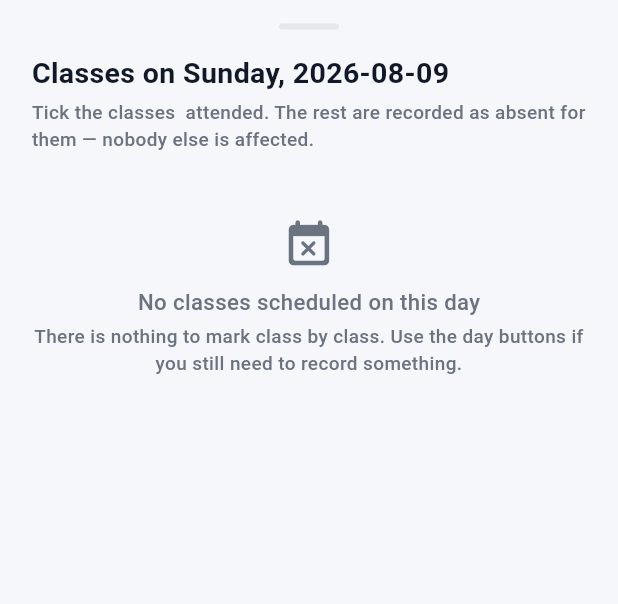
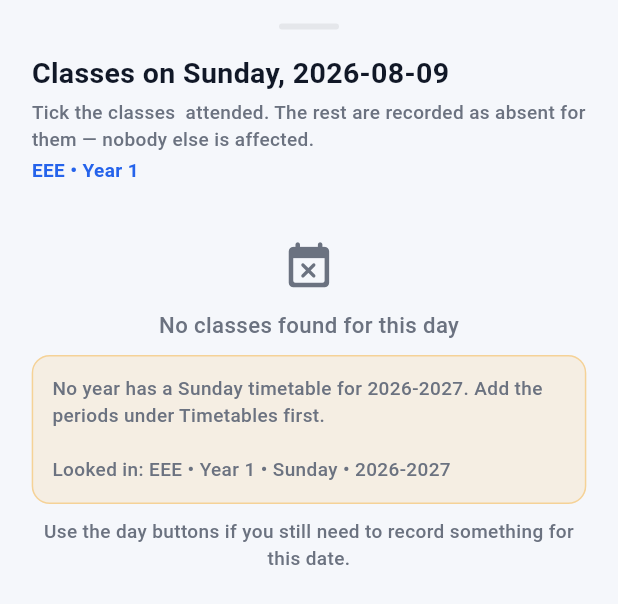
Before and after one commit to attendx-eee/attendx, a Flutter app: the DayClassMarkSheet widget shown alone on an empty page, opened directly with empty values, on a phone screen of 412 x 824 dp. Shown: the top 604 px of the screen. Run offline on Flutter 3.47's test engine with Material 3 defaults, Android fonts, the phone set to English and light mode, and no system bars; our stand-ins replace camera, cloud_firestore, custom_refresh_indicator, device_info_plus, firebase_auth, firebase_core and 8 more; missing offline and left inert: flutter_litert, google_mlkit_face_detection, google_mlkit_text_recognition, tflite_flutter; accounts and stored records are empty; network calls fail.

Commit message:
Say why a day has no classes instead of showing a dead end
The class sheet reported "No classes scheduled on this day" for three
completely different causes and gave the admin no way to tell them
apart: the weekday genuinely has nothing, the year has no timetable at
all, or the student's year resolved to one that was never filled in.

The third is the likely one here and was invisible. AppConfig.yearOf
falls back to Year 1 when a student record has no `year` field, so a
half-filled record silently reads the wrong year's timetable.

- The sheet now checks all four years and says which of them do have a
  timetable for that weekday, names the exact path it looked in
  (department, year, weekday, academic year), and calls out a record
  with no year field explicitly.
- The header always shows the resolved department, year and batch, so a
  wrong year is visible before the list comes back empty.
- Reads the timetable directly rather than through AttendanceService,
  which filters free periods and short-circuits on holidays — both
  indistinguishable from "the timetable is missing" from inside the
  sheet.

Also fixed a genuine trap in AttendanceService.scheduledPeriods: a
failed read was cached as an empty timetable, so one dropped request
made the day look classless for the rest of the session, and every
screen downstream said "no classes scheduled" with total confidence.
Failures are no longer cached.

```diff
--- a/lib/attendance/screens/day_class_mark_sheet.dart
+++ b/lib/attendance/screens/day_class_mark_sheet.dart
@@ -1,6 +1,7 @@
 import 'package:flutter/material.dart';
 
 import '../../admin/models/period_model.dart';
+import '../../admin/services/timetable_service.dart';
 import '../../core/constants/app_config.dart';
 import '../../core/responsive/responsive.dart';
 import '../../core/theme/app_colors.dart';
@@ -8,7 +9,6 @@ import '../../core/theme/app_radius.dart';
 import '../../core/theme/app_text_styles.dart';
 import '../../faculty/models/period_attendance.dart';
 import '../../faculty/services/period_attendance_service.dart';
-import '../../services/attendance_service.dart';
 
 /// One day's timetable with a tick beside each class.
 ///
@@ -96,6 +96,13 @@ class _DayClassMarkSheetState extends State<DayClassMarkSheet> {
   /// the unfiltered list is being shown instead.
   bool _batchMismatch = false;
 
+  /// Filled only when the day comes back empty: what was looked up, and
+  /// which years do have a timetable. "No classes scheduled" on its own
+  /// is a dead end — it could mean the timetable is missing, the year
+  /// resolved wrong, or the weekday genuinely has nothing, and the admin
+  /// has no way to tell which.
+  String? _diagnosis;
+
   @override
   void initState() {
     super.initState();
@@ -103,12 +110,20 @@ class _DayClassMarkSheetState extends State<DayClassMarkSheet> {
   }
 
   Future<void> _load() async {
+    final department = AppConfig.departmentOf(widget.studentData);
+    final year = AppConfig.yearOf(widget.studentData);
+    final weekday = AppConfig.dayName(widget.date);
+
     try {
-      final all = await AttendanceService.instance.scheduledPeriods(
-        department: AppConfig.departmentOf(widget.studentData),
-        year: AppConfig.yearOf(widget.studentData),
-        weekday: AppConfig.dayName(widget.date),
-        on: widget.date,
+      // Read straight from the timetable rather than through
+      // AttendanceService: that path filters out free periods and short-
+      // circuits on holidays, both of which look identical to "the
+      // timetable is missing" from in here.
+      final all = await TimetableService.instance.getDaySchedule(
+        department: department,
+        academicYear: AppConfig.academicYear,
+        year: year,
+        day: weekday,
       );
 
       final scheduled = all
@@ -132,9 +147,18 @@ class _DayClassMarkSheetState extends State<DayClassMarkSheet> {
         _batchMismatch = true;
       }
 
+      if (periods.isEmpty) {
+        _diagnosis = await _diagnose(
+          department: department,
+          year: year,
+          weekday: weekday,
+          rawCount: all.length,
+        );
+      }
+
       final records = await PeriodAttendanceService.instance.dayForYear(
-        department: AppConfig.departmentOf(widget.studentData),
-        year: AppConfig.yearOf(widget.studentData),
+        department: department,
+        year: year,
         date: AppConfig.dateId(widget.date),
       );
 
@@ -167,6 +191,75 @@ class _DayClassMarkSheetState extends State<DayClassMarkSheet> {
         });
       }
     }
+  }
+
+  /// Works out *why* the day came back empty and says so.
+  ///
+  /// Three very different causes look identical from the sheet: the
+  /// weekday has nothing on it, the whole year has no timetable, or the
+  /// student's year resolved to one that was never filled in. The third
+  /// is the common one — a student record with no `year` field falls
+  /// back to Year 1 — and it is invisible unless something checks the
+  /// other years and says which do have a timetable.
+  Future<String> _diagnose({
+    required String department,
+    required int year,
+    required String weekday,
+    required int rawCount,
+  }) async {
+    final where = '$department • Year $year • $weekday • '
+        '${AppConfig.academicYear}';
+
+    if (rawCount > 0) {
+      return 'The $weekday timetable for Year $year has $rawCount slot'
+          '${rawCount == 1 ? '' : 's'}, but all of them are free periods '
+          'or have no subject set.\n\nLooked in: $where';
+    }
+
+    // Which years do have something on this weekday?
+    final withTimetable = <int>[];
+    for (final y in const [1, 2, 3, 4]) {
+      try {
+        final periods = await TimetableService.instance.getDaySchedule(
+          department: department,
+          academicYear: AppConfig.academicYear,
+          year: y,
+          day: weekday,
+        );
+        if (periods.any((p) => !p.isFree && p.subject.isNotEmpty)) {
+          withTimetable.add(y);
+        }
+      } catch (_) {
+        // A year we can't read tells us nothing; skip it.
+      }
+    }
+
+    final explicitYear = widget.studentData['year'];
+    final yearGuessed = explicitYear is! int;
+
+    final buffer = StringBuffer();
+
+    if (withTimetable.isEmpty) {
+      buffer.write('No year has a $weekday timetable for '
+          '${AppConfig.academicYear}. Add the periods under '
+          'Timetables first.');
+    } else if (!withTimetable.contains(year)) {
+      buffer.write('Year $year has no $weekday timetable, but '
+          'Year${withTimetable.length == 1 ? '' : 's'} '
+          '${withTimetable.join(', ')} '
+          '${withTimetable.length == 1 ? 'does' : 'do'}.');
+
+      if (yearGuessed) {
+        buffer.write('\n\nThis student record has no "year" field, so the '
+            'app fell back to Year $year. That is very likely the '
+            'problem — set their year on the student record.');
+      }
+    } else {
+      buffer.write('The $weekday timetable for Year $year is empty.');
+    }
+
+    buffer.write('\n\nLooked in: $where');
+    return buffer.toString();
   }
 
   Future<void> _save() async {
@@ -249,6 +342,19 @@ class _DayClassMarkSheetState extends State<DayClassMarkSheet> {
               'are recorded as absent for them — nobody else is affected.',
               style: AppTextStyles.caption,
             ),
+            SizedBox(height: Responsive.h(3)),
+            // Which timetable is being read. Cheap to show and it makes
+            // a wrong year visible at a glance instead of only when the
+            // list comes back empty.
+            Text(
+              '${AppConfig.departmentOf(widget.studentData)} • Year '
+              '${AppConfig.yearOf(widget.studentData)}'
+              '${_batch.isEmpty ? '' : ' • Batch $_batch'}',
+              style: AppTextStyles.caption.copyWith(
+                color: AppColors.primary,
+                fontWeight: FontWeight.w700,
+              ),
+            ),
             if (_batchMismatch) ...[
               SizedBox(height: Responsive.h(10)),
               Container(
@@ -300,23 +406,38 @@ class _DayClassMarkSheetState extends State<DayClassMarkSheet> {
     }
 
     if (_periods.isEmpty) {
-      return Padding(
-        padding: Responsive.symmetric(vertical: 30),
+      return SingleChildScrollView(
+        child: Padding(
+          padding: Responsive.symmetric(vertical: 24),
           child: Column(
             children: [
               Icon(Icons.event_busy_rounded,
                   size: Responsive.sp(34), color: AppColors.textSecondary),
               SizedBox(height: Responsive.h(10)),
-            Text('No classes scheduled on this day',
+              Text('No classes found for this day',
                   style: AppTextStyles.body),
-            SizedBox(height: Responsive.h(4)),
+              SizedBox(height: Responsive.h(10)),
+              if (_diagnosis != null)
+                Container(
+                  width: double.infinity,
+                  padding: Responsive.all(12),
+                  decoration: BoxDecoration(
+                    color: AppColors.warning.withValues(alpha: .10),
+                    borderRadius: BorderRadius.circular(AppRadius.sm),
+                    border: Border.all(
+                        color: AppColors.warning.withValues(alpha: .35)),
+                  ),
+                  child: Text(_diagnosis!, style: AppTextStyles.caption),
+                ),
+              SizedBox(height: Responsive.h(10)),
               Text(
-              'There is nothing to mark class by class. Use the day '
-              'buttons if you still need to record something.',
+                'Use the day buttons if you still need to record '
+                'something for this date.',
                 textAlign: TextAlign.center,
                 style: AppTextStyles.caption,
               ),
             ],
+          ),
         ),
       );
     }
--- a/lib/services/attendance_service.dart
+++ b/lib/services/attendance_service.dart
@@ -123,7 +123,6 @@ class AttendanceService {
     final cached = _scheduleCache[key];
     if (cached != null) return cached;
 
-    List<PeriodModel> periods = const [];
     try {
       final all = await TimetableService.instance.getDaySchedule(
         department: department,
@@ -131,14 +130,21 @@ class AttendanceService {
         year: year,
         day: weekday,
       );
-      periods =
+
+      final periods =
           all.where((p) => !p.isFree && p.subject.isNotEmpty).toList();
+
+      _scheduleCache[key] = periods;
+      return periods;
     } catch (e) {
+      // Deliberately not cached. A failed read used to be stored as an
+      // empty timetable, so one dropped request made the whole day look
+      // like it had no classes for the rest of the session — and every
+      // screen downstream reported "no classes scheduled" with complete
+      // confidence. Better to retry on the next call.
       debugPrint('Schedule fetch failed ($key): $e');
+      return const [];
     }
-
-    _scheduleCache[key] = periods;
-    return periods;
   }
 
   /// Classifies one day against the fixed 9:15 / 9:30 AM cutoffs. Returns
```
Lines whose indentation alone changed are shown as unchanged.
